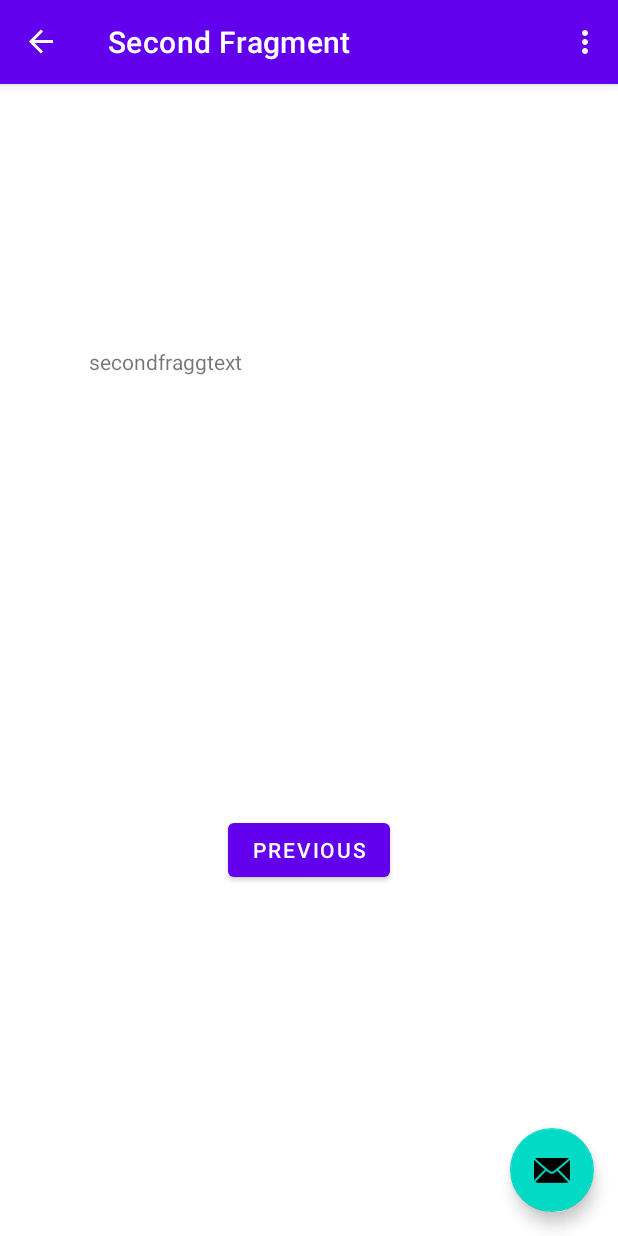
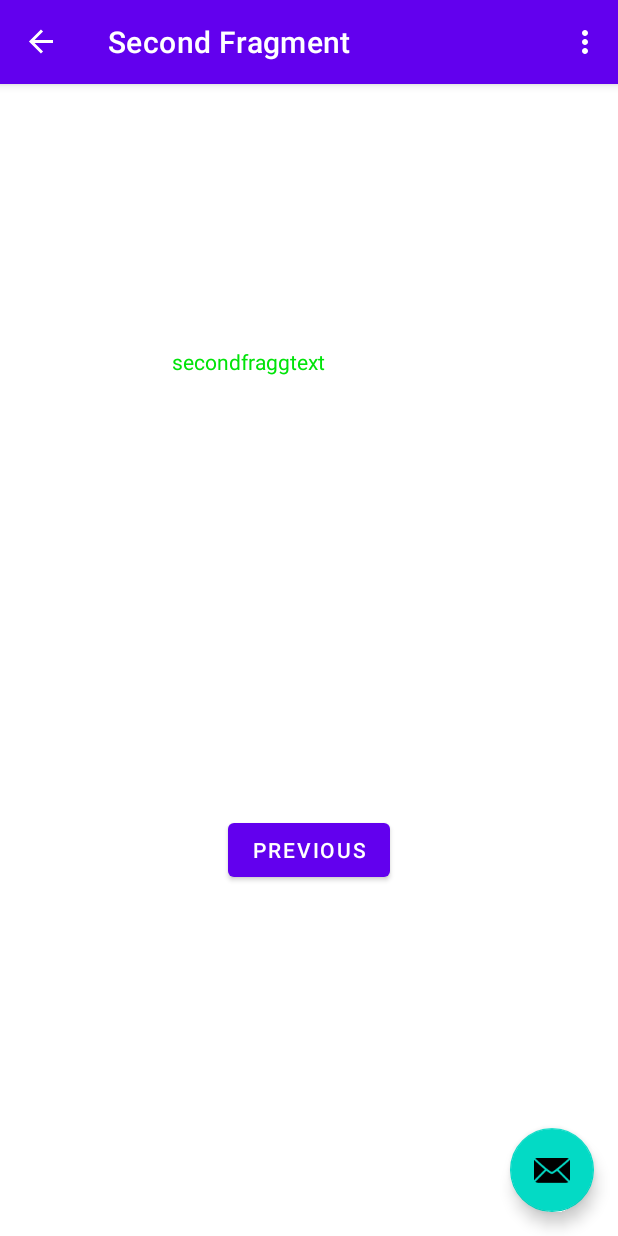
Before and after one commit to FinalYearProjectVCET/VotingSystemApp, an Android app: the SecondFragment screen opened through its navigation route, on a phone screen of 412 x 824 dp. Run offline under Robolectric (Android 15) with nearby library versions, the phone set to English and light mode, and no system bars; our stand-ins replace navigation-ui.

Commit message:
try2 color fragg2

```diff
--- a/VotingSystem/app/src/main/res/layout/fragment_second.xml
+++ b/VotingSystem/app/src/main/res/layout/fragment_second.xml
@@ -33,6 +33,8 @@
         android:layout_marginEnd="140dp"
         android:layout_marginBottom="256dp"
         android:text="secondfraggtext"
+        android:textAlignment="center"
+        android:textColor="#00E309"
         app:layout_constraintBottom_toTopOf="@+id/button_second"
         app:layout_constraintEnd_toEndOf="parent"
         app:layout_constraintHorizontal_bias="0.0"
```
